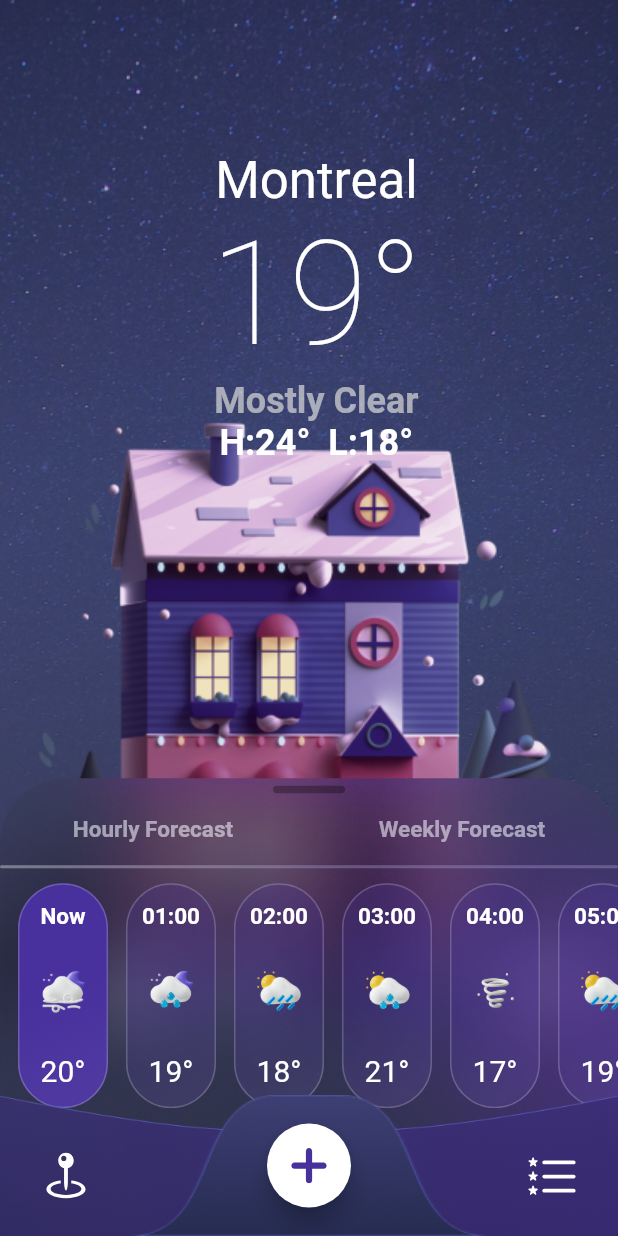
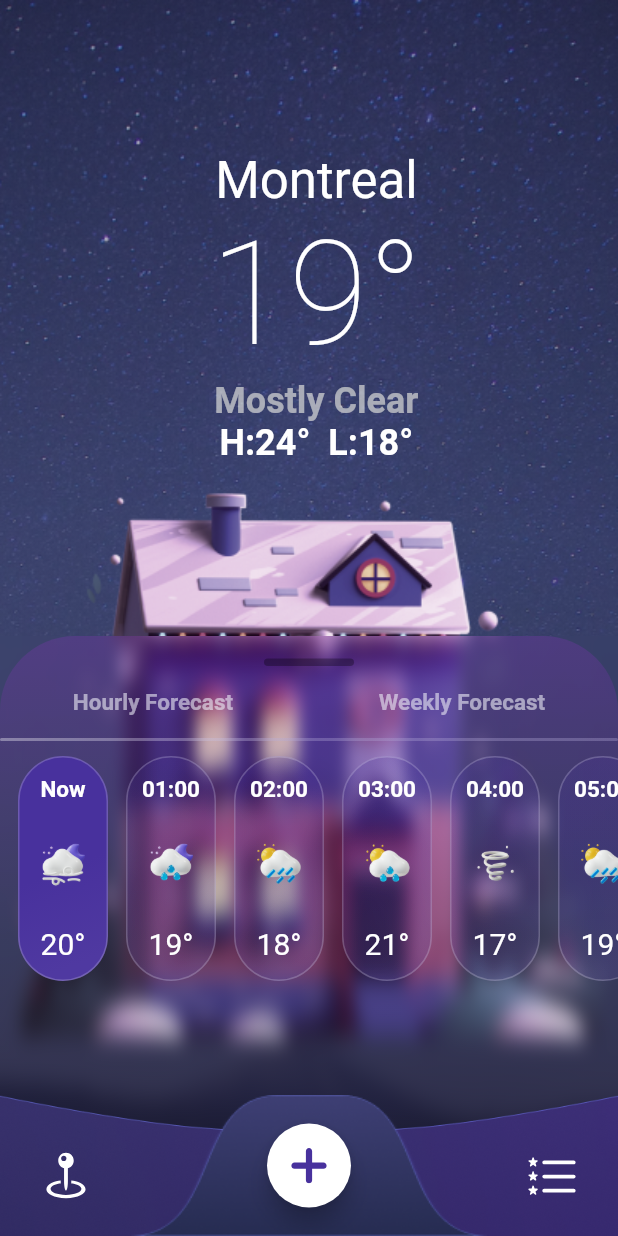
Before and after one commit to codewithbek/weather, a Flutter app: the screen it shows after launch, on a phone screen of 412 x 824 dp. Run offline on Flutter 3.47's test engine with Material 2 defaults, Android fonts, the phone set to English and light mode, and no system bars; drawn by our look-alikes of scroll_to_index; our stand-ins replace flutter_svg.

Commit message:
Some Animation added ui

```diff
--- a/lib/main.dart
+++ b/lib/main.dart
@@ -1,5 +1,6 @@
 import 'package:flutter/material.dart';
 import 'package:weather/screens/home/home_screen.dart';
+import 'package:weather/utils/colors.dart';
 
 void main() {
   runApp(const MyApp());
@@ -14,8 +15,8 @@ class MyApp extends StatelessWidget {
       debugShowCheckedModeBanner: false,
       title: 'Flutter Demo',
       theme: ThemeData(
-        primarySwatch: Colors.blue,
-      ),
+          primarySwatch: Colors.blue,
+          scaffoldBackgroundColor: MyColors.C_2E335A),
       home: const HomeScreen(),
     );
   }
--- a/lib/screens/home/home_screen.dart
+++ b/lib/screens/home/home_screen.dart
@@ -1,6 +1,7 @@
 import 'package:flutter/material.dart';
 
 import 'package:weather/models/forecast_model.dart';
+import 'package:weather/screens/search/widgets/check_height.dart';
 import 'package:weather/utils/colors.dart';
 import 'package:weather/utils/icons.dart';
 
@@ -21,14 +22,29 @@ class _HomeScreenState extends State<HomeScreen> {
   Widget build(BuildContext context) {
     final Size size = MediaQuery.of(context).size;
     List<ForecastModel> forecast = ForecastModel.hourlyForecasts;
+    double _height = 400;
 
     return Scaffold(
       body: Stack(
-        fit: StackFit.expand,
         children: [
-          const BackgroundWidget(),
+          AnimatedPositioned(
+              top: CheckHeigth.isHeight == false ? 0 : -1000,
+              left: 0,
+              right: 0,
+              duration: const Duration(milliseconds: 400),
+              child: BackgroundWidget()),
           const WeatherView(),
-          BottomInfoWidget(forecast: forecast),
+          AnimatedPositioned(
+              bottom: 0,
+              duration: Duration(seconds: 1),
+              child: BottomInfoWidget(
+                  ontap: (detail) {
+                    CheckHeigth.isHeight = !CheckHeigth.isHeight;
+                    print(CheckHeigth.isHeight);
+                    setState(() {});
+                  },
+                  height: _height,
+                  forecast: forecast)),
           CustomBottomNavBar(size: size),
         ],
       ),
--- a/lib/screens/home/widgets/background.dart
+++ b/lib/screens/home/widgets/background.dart
@@ -6,12 +6,14 @@ class BackgroundWidget extends StatelessWidget {
 
   @override
   Widget build(BuildContext context) {
-    return Stack(
+    return SizedBox(
+      width: MediaQuery.of(context).size.width * 1.99,
+      child: Stack(
         children: [
           Image.asset(
             MyIcons.backgroundImage,
-          width: double.infinity,
-          fit: BoxFit.cover,
+            fit: BoxFit.fitWidth,
+            width: MediaQuery.of(context).size.width * 1.99,
           ),
           Positioned.fill(
             child: DecoratedBox(
@@ -29,11 +31,15 @@ class BackgroundWidget extends StatelessWidget {
             ),
           ),
           Positioned(
-          left: 10,
-          bottom: 170,
-          child: Image.asset(MyIcons.home),
+              top: 0,
+              bottom: -120,
+              left: 0,
+              right: 0,
+              child: Image.asset(
+                MyIcons.home,
+              ))
+        ],
       ),
-      ],
     );
   }
 }
--- a/lib/screens/home/widgets/bottom_info.dart
+++ b/lib/screens/home/widgets/bottom_info.dart
@@ -1,15 +1,22 @@
+import 'dart:ui';
+
 import 'package:flutter/material.dart';
 import 'package:weather/models/forecast_model.dart';
+import 'package:weather/screens/search/widgets/check_height.dart';
 import 'package:weather/utils/colors.dart';
 import 'package:weather/utils/icons.dart';
 import 'dart:math' as math;
 import 'package:scroll_to_index/scroll_to_index.dart';
 
 class BottomInfoWidget extends StatefulWidget {
-  const BottomInfoWidget({
-    Key? key,
+  double height;
+  final void Function(TapUpDetails)? ontap;
+  BottomInfoWidget(
+      {Key? key,
+      required this.ontap,
       required this.forecast,
-  }) : super(key: key);
+      required this.height})
+      : super(key: key);
 
   final List<ForecastModel> forecast;
 
@@ -25,6 +32,7 @@ class _BottomInfoWidgetState extends State<BottomInfoWidget> {
 
   late AutoScrollController controller;
   late List<List<int>> randomList;
+  double _height = 400;
 
   @override
   void initState() {
@@ -39,14 +47,30 @@ class _BottomInfoWidgetState extends State<BottomInfoWidget> {
 
   @override
   Widget build(BuildContext context) {
-    return Stack(alignment: Alignment.bottomCenter, children: [
-      Container(
-        height: MediaQuery.of(context).size.height / 2.7,
+    _height = CheckHeigth.isHeight ? 680 : 400;
+    return ClipRRect(
+      child: BackdropFilter(
+        filter: ImageFilter.blur(sigmaX: 5, sigmaY: 8),
+        child: GestureDetector(
+          onTapUp: widget.ontap,
+          child: AnimatedContainer(
+            duration: const Duration(milliseconds: 500),
+            height: _height,
             width: MediaQuery.of(context).size.width,
             decoration: BoxDecoration(
-          borderRadius: BorderRadius.circular(44.0),
-          image: const DecorationImage(
-              image: AssetImage(MyIcons.modal), fit: BoxFit.cover),
+              color: MyColors.white.withOpacity(0.6),
+              borderRadius: const BorderRadius.only(
+                  topLeft: Radius.circular(50), topRight: Radius.circular(50)),
+              gradient: LinearGradient(
+                colors: [
+                  MyColors.C_C427FB.withOpacity(0.26),
+                  const Color(0xFF2E335A).withOpacity(0.26),
+                  const Color(0xFF1C1B33).withOpacity(0.26),
+                ],
+                begin: Alignment.topCenter,
+                end: Alignment.bottomCenter,
+                // stops: [0.4, 0.5, 0.9],
+              ),
             ),
             child: SingleChildScrollView(
               child: Column(
@@ -54,11 +78,11 @@ class _BottomInfoWidgetState extends State<BottomInfoWidget> {
                 crossAxisAlignment: CrossAxisAlignment.center,
                 children: [
                   const SizedBox(
-                height: 5,
+                    height: 15,
                   ),
                   Container(
                     height: 5,
-                width: 48,
+                    width: 60,
                     decoration: BoxDecoration(
                         color: MyColors.black.withOpacity(0.3),
                         borderRadius: BorderRadius.circular(10)),
@@ -84,12 +108,14 @@ class _BottomInfoWidgetState extends State<BottomInfoWidget> {
                             firstDt: widget.forecast[0].hour),
                       ),
                     ),
-              )
+                  ),
                 ],
               ),
             ),
           ),
-    ]);
+        ),
+      ),
+    );
   }
 
   Row getForecastButton() {
--- a/lib/screens/search/search_screen.dart
+++ b/lib/screens/search/search_screen.dart
@@ -133,7 +133,7 @@ class _SearchScreenState extends State<SearchScreen> {
                               Icons.search,
                               color: MyColors.brightGray.withOpacity(0.6),
                             ),
-                            fillColor: MyColors.C_2E335A,
+                            fillColor: MyColors.C_2E335A.withOpacity(0.6),
                             filled: true,
                             hintText: "Search for a city or airport",
                             hintStyle: TextStyle(
--- /dev/null
+++ b/lib/screens/search/widgets/check_height.dart
@@ -0,0 +1,3 @@
+class CheckHeigth {
+  static bool isHeight = false;
+}
```
Lines whose indentation alone changed are shown as unchanged.
